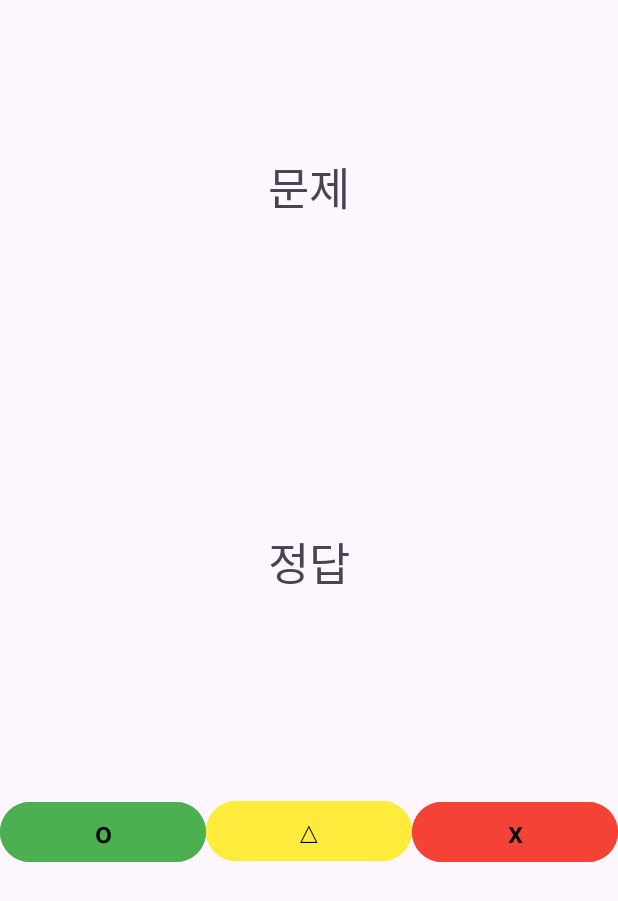
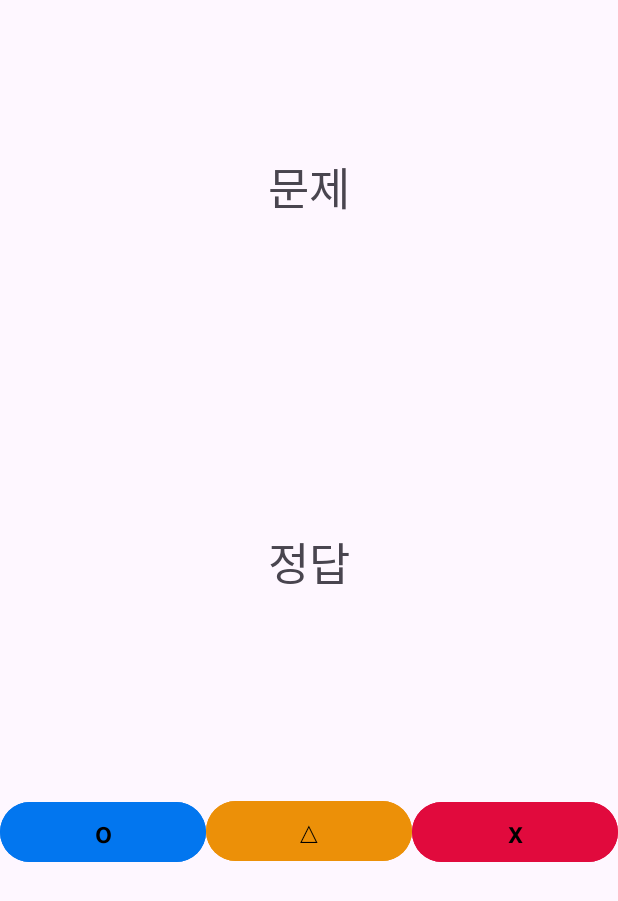
Before and after one commit to K-Dongho/mobileProgrammingFinalProject, an Android app: the ViewNotesActivity screen opened directly, with no data from a screen before it, after a tap on "정답 보기", on a phone screen of 412 x 824 dp. Shown: the top 901 px of the screen. Run offline under Robolectric (Android 15) with nearby library versions, the phone set to English and light mode, and no system bars; 2 statements that could not run were skipped.

Commit message:
0609update

```diff
--- a/app/src/main/res/layout/activity_view_notes.xml
+++ b/app/src/main/res/layout/activity_view_notes.xml
@@ -4,8 +4,8 @@
     xmlns:tools="http://schemas.android.com/tools"
     android:layout_width="match_parent"
     android:layout_height="match_parent"
-    tools:context=".viewQuestion.ViewNotesActivity"
-    android:orientation="vertical">
+    android:orientation="vertical"
+    tools:context=".viewQuestion.ViewNotesActivity">
 
     <FrameLayout
         android:id="@+id/fragment_note"
@@ -19,53 +19,56 @@
         android:visibility="invisible">
 
 
-
     </FrameLayout>
 
     <LinearLayout
         android:layout_width="match_parent"
         android:layout_height="wrap_content"
         android:orientation="horizontal">
+
         <Button
             android:id="@+id/btn_show_answer"
-            android:layout_marginTop="30dp"
             android:layout_width="match_parent"
             android:layout_height="wrap_content"
+            android:layout_marginTop="30dp"
             android:text="정답 보기"
-            android:visibility="visible"/>
+            android:visibility="visible" />
+
         <Button
             android:id="@+id/btn_certain"
-            android:layout_weight="1"
-            android:layout_marginTop="30dp"
             android:layout_width="wrap_content"
             android:layout_height="wrap_content"
+            android:layout_marginTop="30dp"
+            android:layout_weight="1"
+            android:backgroundTint="#0276EF"
             android:text="o"
+            android:textColor="@color/black"
             android:textSize="20sp"
-            android:textColor="@color/black"
-            android:visibility="gone"
-            android:backgroundTint="@color/green"/>
+            android:visibility="gone" />
+
         <Button
             android:id="@+id/btn_uncertain"
-            android:layout_weight="1"
-            android:layout_marginTop="30dp"
             android:layout_width="wrap_content"
             android:layout_height="wrap_content"
+            android:layout_marginTop="30dp"
+            android:layout_weight="1"
+            android:backgroundTint="#EC9008"
             android:text="△"
             android:textColor="@color/black"
             android:textSize="20sp"
-            android:visibility="gone"
-            android:backgroundTint="@color/yellow"/>
+            android:visibility="gone" />
+
         <Button
             android:id="@+id/btn_dont_know"
-            android:layout_weight="1"
-            android:layout_marginTop="30dp"
             android:layout_width="wrap_content"
             android:layout_height="wrap_content"
+            android:layout_marginTop="30dp"
+            android:layout_weight="1"
+            android:backgroundTint="#E10A3D"
             android:text="x"
+            android:textColor="@color/black"
             android:textSize="20sp"
-            android:textColor="@color/black"
-            android:visibility="gone"
-            android:backgroundTint="@color/red"/>
+            android:visibility="gone" />
 
     </LinearLayout>
 
```
